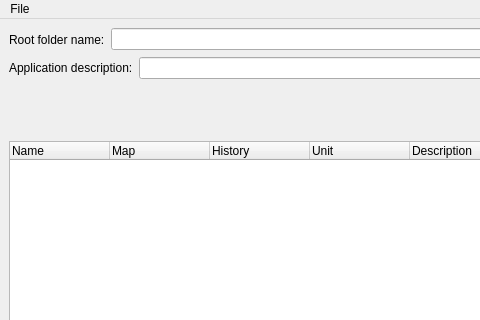
Qt form tools/mapfileGenerator/ctk_opcua_generator_tools/generatorUI.ui (ChimeraTK/ControlSystemAdapter-OPC-UA-Adapter) before a commit; both pictures show x 0 to 480 and y 0 to 320 of the 1106 by 856 pixel window.
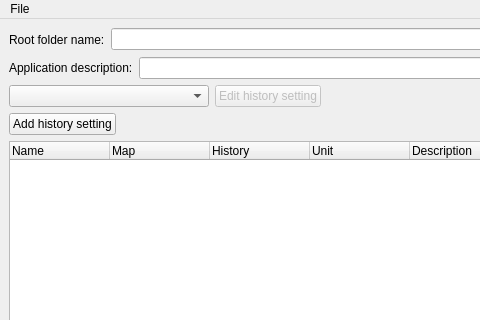
The same form after that commit.

Commit message: Add history settings dialog.

```diff
--- a/tools/mapfileGenerator/ctk_opcua_generator_tools/generatorUI.ui
+++ b/tools/mapfileGenerator/ctk_opcua_generator_tools/generatorUI.ui
@@ -96,6 +96,29 @@
     </item>
     <item>
      <layout class="QHBoxLayout" name="horizontalLayout_2">
+      <item>
+       <widget class="QComboBox" name="histories">
+        <property name="minimumSize">
+         <size>
+          <width>200</width>
+          <height>0</height>
+         </size>
+        </property>
+        <property name="editable">
+         <bool>false</bool>
+        </property>
+       </widget>
+      </item>
+      <item>
+       <widget class="QPushButton" name="editHistorySettingButton">
+        <property name="enabled">
+         <bool>false</bool>
+        </property>
+        <property name="text">
+         <string>Edit history setting</string>
+        </property>
+       </widget>
+      </item>
       <item>
        <spacer name="horizontalSpacer">
         <property name="orientation">
@@ -169,6 +192,13 @@
     </item>
     <item>
      <layout class="QHBoxLayout" name="horizontalLayout_4">
+      <item>
+       <widget class="QPushButton" name="addHistorySettingButton">
+        <property name="text">
+         <string>Add history setting</string>
+        </property>
+       </widget>
+      </item>
       <item>
        <spacer name="horizontalSpacer_2">
         <property name="orientation">
```
Left out of the diff: 3 changed lines with no effect on the pictures. The commit also changes 5 other files.
